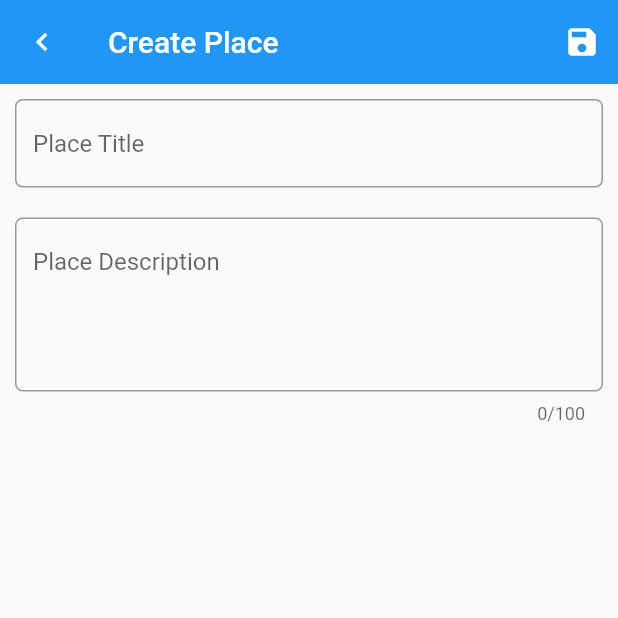
After one commit to jlprince21/thing_finder, a Flutter app: the PlaceCreateScreen screen opened directly, after a tap on the "chevron left" icon, after a tap on the "grid on" icon, after a tap on the "add" icon, on a phone screen of 412 x 824 dp, the top half of it. The commit adds this screen. Run offline on Flutter 3.47's test engine with Material 2 defaults, Android fonts, the light colour scheme and no system bars; our stand-ins replace drift, file_picker, get, share_plus; accounts and stored records are empty; generated files the repository leaves out were written again.

Commit message:
Add migration and initial pages for Places.

```diff
--- a/lib/database/database.dart
+++ b/lib/database/database.dart
@@ -19,7 +19,7 @@ class DbContainer extends Table {
   Set<Column> get primaryKey => {uniqueId};
 }
 
-// Using just an id you can look up what it refers to eg 0 = item, 1 = container, etc
+// Using just an id you can look up what it refers to eg 0 = item, 1 = container, 2 = place etc
 class DbIndex extends Table {
   TextColumn get uniqueId => text()();
   IntColumn get type => integer()();
@@ -48,6 +48,16 @@ class DbLocation extends Table {
   Set<Column> get primaryKey => {uniqueId};
 }
 
+class DbPlace extends Table {
+  TextColumn get uniqueId => text().references(DbIndex, #uniqueId)();
+  TextColumn get title => text()();
+  TextColumn get description => text().nullable().named('description')();
+  TextColumn get date => text()();
+
+  @override
+  Set<Column> get primaryKey => {uniqueId};
+}
+
 LazyDatabase _openConnection() {
   return LazyDatabase(() async {
     // create the database file, called db.sqlite here, in the documents folder
@@ -57,12 +67,12 @@ LazyDatabase _openConnection() {
   });
 }
 
-@DriftDatabase(tables: [DbContainer, DbIndex, DbItem, DbLocation])
+@DriftDatabase(tables: [DbContainer, DbIndex, DbItem, DbLocation, DbPlace])
 class AppDatabase extends _$AppDatabase {
   AppDatabase() : super(_openConnection());
 
   @override
-  int get schemaVersion => 1;
+  int get schemaVersion => 2;
 
   @override
   MigrationStrategy get migration {
@@ -79,17 +89,10 @@ class AppDatabase extends _$AppDatabase {
         await m.createAll();
       },
       onUpgrade: (Migrator m, int from, int to) async {
-        // sample Drift code
-        // if (from < 2) {
-        //   // we added the dueDate property in the change from version 1 to
-        //   // version 2
-        //   await m.addColumn(todos, todos.dueDate);
-        // }
-        // if (from < 3) {
-        //   // we added the priority property in the change from version 1 or 2
-        //   // to version 3
-        //   await m.addColumn(todos, todos.priority);
-        // }
+        if (from < 2) {
+          // add the Places table
+          await m.createTable(dbPlace);
+        }
       },
     );
   }
@@ -254,6 +257,33 @@ class AppDatabase extends _$AppDatabase {
   }
 
   /* ---------------------------------------------------------------------------
+   * Places
+   * -------------------------------------------------------------------------*/
+
+  // retrieve all places
+  Future<List<DbPlaceData>> getAllPlaces() async {
+    return await (select(dbPlace)..orderBy([(t) => OrderingTerm(expression: t.title.collate(Collate.noCase))])).get();
+  }
+
+  // create new place
+  Future<int> createPlace(String title, String? description) async {
+    var uuid = const Uuid();
+    var id = uuid.v4();
+    var date = DateFormat.yMMMd().format(DateTime.now());
+
+    // insert into type table
+    await into(dbIndex).insert(DbIndexCompanion(uniqueId: Value(id), type: Value(2)));
+
+    // insert into place table
+    return await into(dbPlace).insert(DbPlaceCompanion(date: Value(date), description: Value(description), title: Value(title), uniqueId: Value(id)));
+  }
+
+  // search for place
+  Future<List<DbPlaceData>> searchForPlaces(String searchText) async {
+    return await (select(dbPlace)..where((tbl) => tbl.title.like("%" + searchText + "%"))..orderBy([(t) => OrderingTerm(expression: t.title.collate(Collate.noCase))])).get();
+  }
+
+  /* ---------------------------------------------------------------------------
    * Types
    * -------------------------------------------------------------------------*/
 
--- /dev/null
+++ b/lib/screen/place_create_screen.dart
@@ -0,0 +1,105 @@
+import 'package:drift/drift.dart' as dr;
+import 'package:flutter/material.dart';
+import 'package:get/get.dart';
+import 'package:provider/provider.dart';
+import 'package:thing_finder/database/database.dart';
+import 'package:thing_finder/screen/places_screen.dart';
+
+class PlaceCreateScreenController extends GetxController {
+  var titleEditingController = TextEditingController();
+  var descriptionEditingController = TextEditingController();
+
+  @override
+  void dispose() {
+    titleEditingController.dispose();
+    descriptionEditingController.dispose();
+    super.dispose();
+  }
+}
+
+class PlaceCreateScreen extends StatelessWidget {
+  late AppDatabase appDatabase;
+
+  PlaceCreateScreen();
+
+  @override
+  Widget build(BuildContext context) {
+    appDatabase = Provider.of<AppDatabase>(context);
+    final controller = Get.put(PlaceCreateScreenController());
+
+    return Scaffold(
+      appBar: _getDetailAppBar(controller),
+      body: Container(
+        padding: const EdgeInsets.symmetric(horizontal: 10, vertical: 10),
+        child: Column(
+          children: [
+            TextFormField(
+              controller: controller.titleEditingController,
+              decoration: InputDecoration(
+                  border: OutlineInputBorder(
+                    borderRadius: BorderRadius.circular(5),
+                  ),
+                  hintText: 'Place Title'),
+            ),
+            const SizedBox(
+              height: 20,
+            ),
+            TextFormField(
+              controller: controller.descriptionEditingController,
+              maxLength: 100,
+              minLines: 4,
+              maxLines: 6,
+              decoration: InputDecoration(
+                  border: OutlineInputBorder(
+                    borderRadius: BorderRadius.circular(5),
+                  ),
+                  hintText: 'Place Description'),
+            ),
+          ],
+        ),
+      ),
+    );
+  }
+
+  _getDetailAppBar(PlaceCreateScreenController controller) {
+    return AppBar(
+      elevation: 0,
+      leading: IconButton(
+        onPressed: () {
+          Get.off(PlacesScreen(searchText: ""));
+        },
+        icon: const Icon(
+          Icons.chevron_left_outlined,
+          // color: Colors.black,
+        ),
+      ),
+      title: const Text(
+        "Create Place",
+        // style: const TextStyle(color: Colors.black),
+      ),
+      actions: [
+        IconButton(
+          onPressed: () {
+            _saveToDb(controller.titleEditingController.text, controller.descriptionEditingController.text);
+          },
+          icon: const Icon(
+            Icons.save,
+            // color: Colors.black,
+          ),
+        ),
+      ],
+    );
+  }
+
+  void _saveToDb(String title, String description) {
+    appDatabase
+        .createPlace(
+            title,
+            description
+            )
+        .then((value) {
+      Get.delete<PlaceCreateScreenController>(); // important. resets controller so values aren't retained after creating a place and making another
+      Get.offAll(PlacesScreen(searchText: ""));
+    });
+  }
+}
--- /dev/null
+++ b/lib/screen/places_screen.dart
@@ -0,0 +1,182 @@
+import 'package:flutter/material.dart';
+import 'package:flutter_staggered_grid_view/flutter_staggered_grid_view.dart';
+import 'package:get/get.dart';
+import 'package:provider/provider.dart';
+import 'package:thing_finder/database/database.dart';
+import 'package:thing_finder/screen/place_create_screen.dart';
+// import 'package:thing_finder/screen/place_detail_screen.dart';
+import 'package:thing_finder/util/app_drawer.dart';
+
+class PlacesScreenController extends GetxController {
+  String? searchText;
+  var stuff = <DbPlaceData>[].obs;
+
+  var axisCount = 2.obs;
+
+  PlacesScreenController(String theSearchText) {
+    searchText = theSearchText;
+  }
+
+  void setPlaces(List<DbPlaceData> data) {
+    stuff.assignAll(data);
+  }
+}
+
+class PlacesScreen extends StatelessWidget {
+  late AppDatabase database;
+  final globalKey = GlobalKey<ScaffoldState>();
+  String? searchText;
+
+  PlacesScreen({@required this.searchText});
+
+  @override
+  Widget build(BuildContext context) {
+    database = Provider.of<AppDatabase>(context);
+
+    return GetBuilder<PlacesScreenController>(
+      init: PlacesScreenController(""),
+      builder: (controller) => Scaffold(
+        appBar: _getPlacesAppBar(context),
+        drawer: AppDrawer(),
+        key: globalKey, // TODO still need globalkey?
+        body: Center(
+          child: FutureBuilder<List<DbPlaceData>>(
+            future: _getPlacesFromDatabase(searchText),
+            builder: (context, snapshot) {
+              if (snapshot.hasError) {
+                return Center(
+                  child: Text(
+                    'Error: ' + snapshot.error.toString(),
+                    style: Theme.of(context).textTheme.bodyText2,
+                  ),
+                );
+              } else if (snapshot.hasData && snapshot.data!.length > 0) {
+                controller.setPlaces(snapshot.data!);
+                return placeListUI(controller.stuff, controller.axisCount.value);
+              } else {
+                return Center(
+                  child: Text(
+                    'No places found; click on add button to create one.',
+                    textAlign: TextAlign.center,
+                    style: Theme.of(context).textTheme.bodyText2,
+                  ),
+                );
+              }
+            },
+          ),
+        ),
+        floatingActionButton: FloatingActionButton(
+          onPressed: () {
+            _navigateToCreate();
+          },
+          shape: const CircleBorder(
+            side: BorderSide(color: Colors.black, width: 2),
+          ),
+          backgroundColor: Colors.white,
+          child: const Icon(
+            Icons.add,
+            color: Colors.black,
+          ),
+        ),
+      ),
+    );
+  }
+
+  Future<List<DbPlaceData>> _getPlacesFromDatabase(String? searchText) async {
+    if (searchText == null || searchText.isEmpty) {
+      return await database.getAllPlaces();
+    } else {
+      return await database.searchForPlaces(searchText);
+    }
+  }
+
+  Widget placeListUI(List<DbPlaceData> placeList, int axisCount) {
+    return MasonryGridView.count(
+      itemCount: placeList.length, // TODO may not be explicitly needed for MasonryGridView
+      crossAxisCount: axisCount,
+      mainAxisSpacing: 8,
+      crossAxisSpacing: 4,
+      padding: const EdgeInsets.only(top: 10, bottom: 16),
+      itemBuilder: (context, index) {
+        DbPlaceData dbPlaceData = placeList[index];
+        return InkWell(
+          onTap: () {
+            // _navigateToDetail(dbPlaceData.uniqueId);
+          },
+          child: Container(
+            margin: const EdgeInsets.symmetric(horizontal: 10),
+            padding: const EdgeInsets.symmetric(horizontal: 10, vertical: 10),
+            decoration: BoxDecoration(borderRadius: BorderRadius.circular(5), border: Border.all(color: Colors.black)),
+            child: Column(
+              crossAxisAlignment: CrossAxisAlignment.start,
+              children: [
+                Row(
+                  mainAxisAlignment: MainAxisAlignment.spaceBetween,
+                  children: [
+                    Expanded(
+                      child: Text(
+                        dbPlaceData.title,
+                        style: Theme.of(context).textTheme.bodyText2,
+                      ),
+                    )
+                  ],
+                ),
+                Text(
+                  dbPlaceData.description ?? "",
+                  style: Theme.of(context).textTheme.bodyText1,
+                ),
+                Row(
+                  mainAxisAlignment: MainAxisAlignment.end,
+                  children: [
+                    Text(
+                      dbPlaceData.date,
+                      style: Theme.of(context).textTheme.subtitle2,
+                    )
+                  ],
+                )
+              ],
+            ),
+          ),
+        );
+      },
+    );
+  }
+
+  _navigateToCreate() {
+    Get.offAll(PlaceCreateScreen());
+  }
+
+  // _navigateToDetail(String? placeId) async {
+  //   Get.to(PlaceDetailScreen(placeId: placeId!)); // 2022-10-08 let route stack build
+  // }
+
+  _getPlacesAppBar(BuildContext context) {
+    final PlacesScreenController _p = Get.put(PlacesScreenController(""));
+
+    return AppBar(
+      // backgroundColor: Colors.white,
+      centerTitle: true,
+      elevation: 0,
+      title: const Text(
+        'Places',
+        // style: Theme.of(context).textTheme.headline5,
+      ),
+      actions: [
+        IconButton(
+          onPressed: () {
+            if (_p.axisCount.value == 1) {
+              _p.axisCount.value = 2;
+            } else {
+              _p.axisCount.value = 1;
+            }
+            _p.update();
+          },
+          icon: Icon(
+            _p.axisCount.value == 2 ? Icons.grid_on : Icons.list,
+            // color: Colors.black,
+          ),
+        )
+      ],
+    );
+  }
+}
```
Also changed, not shown: lib/util/app_drawer.dart (+11 -0 lines), lib/database/database.g.dart.
